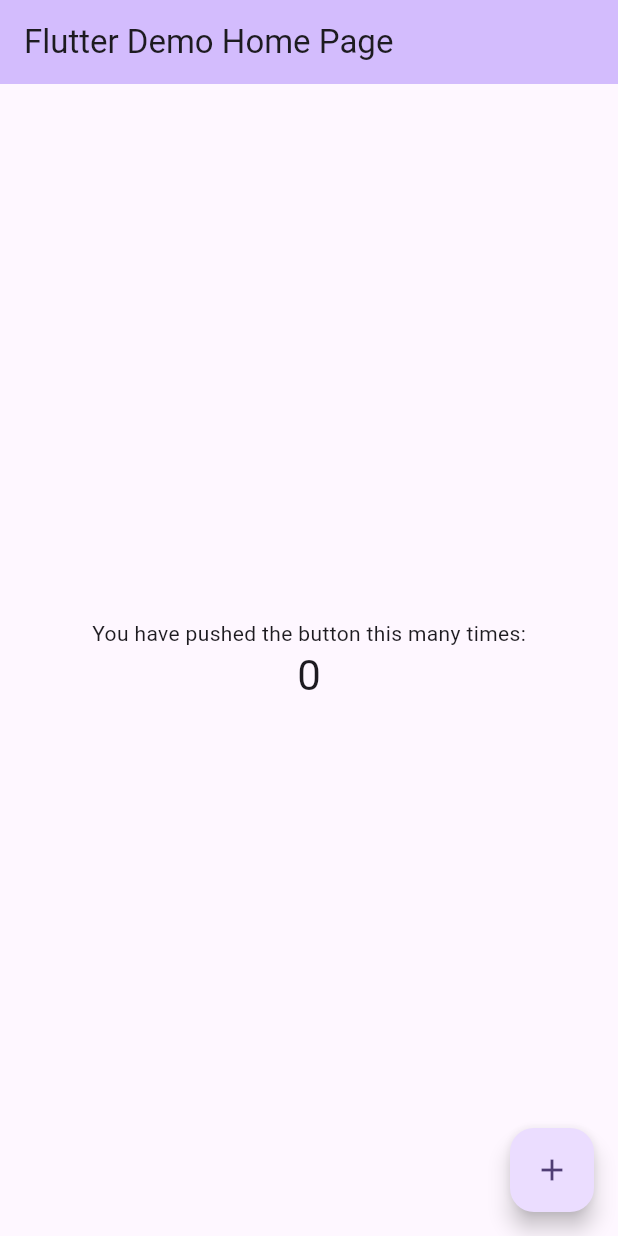
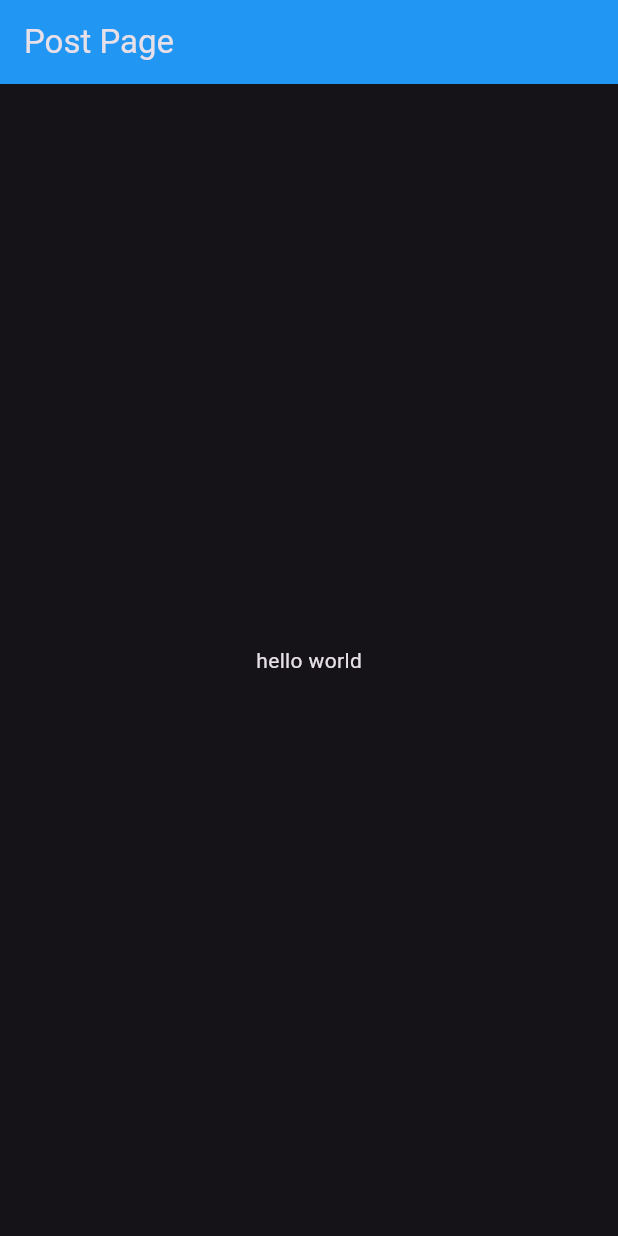
Before and after one commit to Ogreaggressive/examen2, a Flutter app: the screen it shows after launch, on a phone screen of 412 x 824 dp. Run offline on Flutter 3.47's test engine with Material 3 defaults, Android fonts, the phone set to English and light mode, and no system bars.

Commit message:
creating page and adding material app colors example

```diff
--- a/lib/main.dart
+++ b/lib/main.dart
@@ -1,125 +1,34 @@
 import 'package:flutter/material.dart';
+import 'posts_page.dart';
 
 void main() {
-  runApp(const MyApp());
+  runApp(MyApp());
 }
 
 class MyApp extends StatelessWidget {
-  const MyApp({super.key});
-
-  // This widget is the root of your application.
   @override
   Widget build(BuildContext context) {
     return MaterialApp(
       title: 'Flutter Demo',
       theme: ThemeData(
-        // This is the theme of your application.
-        //
-        // TRY THIS: Try running your application with "flutter run". You'll see
-        // the application has a purple toolbar. Then, without quitting the app,
-        // try changing the seedColor in the colorScheme below to Colors.green
-        // and then invoke "hot reload" (save your changes or press the "hot
-        // reload" button in a Flutter-supported IDE, or press "r" if you used
-        // the command line to start the app).
-        //
-        // Notice that the counter didn't reset back to zero; the application
-        // state is not lost during the reload. To reset the state, use hot
-        // restart instead.
-        //
-        // This works for code too, not just values: Most code changes can be
-        // tested with just a hot reload.
-        colorScheme: ColorScheme.fromSeed(seedColor: Colors.deepPurple),
+        colorScheme: ColorScheme.fromSeed(
+          seedColor: Colors.deepPurple,
+          brightness: Brightness.dark,
+        ),
         useMaterial3: true,
+        primaryColor: Colors.blue,
+        appBarTheme: AppBarTheme(
+          color: Colors.blue,
+          iconTheme: IconThemeData(color: Colors.white),
+        ),
+        textTheme: TextTheme(
+          displayLarge: const TextStyle(
+            fontSize: 72,
+            fontWeight: FontWeight.bold,
+          ),
+        ),
       ),
-      home: const MyHomePage(title: 'Flutter Demo Home Page'),
+      home: PostPage(),
     );
   }
 }
-
-class MyHomePage extends StatefulWidget {
-  const MyHomePage({super.key, required this.title});
-
-  // This widget is the home page of your application. It is stateful, meaning
-  // that it has a State object (defined below) that contains fields that affect
-  // how it looks.
-
-  // This class is the configuration for the state. It holds the values (in this
-  // case the title) provided by the parent (in this case the App widget) and
-  // used by the build method of the State. Fields in a Widget subclass are
-  // always marked "final".
-
-  final String title;
-
-  @override
-  State<MyHomePage> createState() => _MyHomePageState();
-}
-
-class _MyHomePageState extends State<MyHomePage> {
-  int _counter = 0;
-
-  void _incrementCounter() {
-    setState(() {
-      // This call to setState tells the Flutter framework that something has
-      // changed in this State, which causes it to rerun the build method below
-      // so that the display can reflect the updated values. If we changed
-      // _counter without calling setState(), then the build method would not be
-      // called again, and so nothing would appear to happen.
-      _counter++;
-    });
-  }
-
-  @override
-  Widget build(BuildContext context) {
-    // This method is rerun every time setState is called, for instance as done
-    // by the _incrementCounter method above.
-    //
-    // The Flutter framework has been optimized to make rerunning build methods
-    // fast, so that you can just rebuild anything that needs updating rather
-    // than having to individually change instances of widgets.
-    return Scaffold(
-      appBar: AppBar(
-        // TRY THIS: Try changing the color here to a specific color (to
-        // Colors.amber, perhaps?) and trigger a hot reload to see the AppBar
-        // change color while the other colors stay the same.
-        backgroundColor: Theme.of(context).colorScheme.inversePrimary,
-        // Here we take the value from the MyHomePage object that was created by
-        // the App.build method, and use it to set our appbar title.
-        title: Text(widget.title),
-      ),
-      body: Center(
-        // Center is a layout widget. It takes a single child and positions it
-        // in the middle of the parent.
-        child: Column(
-          // Column is also a layout widget. It takes a list of children and
-          // arranges them vertically. By default, it sizes itself to fit its
-          // children horizontally, and tries to be as tall as its parent.
-          //
-          // Column has various properties to control how it sizes itself and
-          // how it positions its children. Here we use mainAxisAlignment to
-          // center the children vertically; the main axis here is the vertical
-          // axis because Columns are vertical (the cross axis would be
-          // horizontal).
-          //
-          // TRY THIS: Invoke "debug painting" (choose the "Toggle Debug Paint"
-          // action in the IDE, or press "p" in the console), to see the
-          // wireframe for each widget.
-          mainAxisAlignment: MainAxisAlignment.center,
-          children: <Widget>[
-            const Text(
-              'You have pushed the button this many times:',
-            ),
-            Text(
-              '$_counter',
-              style: Theme.of(context).textTheme.headlineMedium,
-            ),
-          ],
-        ),
-      ),
-      floatingActionButton: FloatingActionButton(
-        onPressed: _incrementCounter,
-        tooltip: 'Increment',
-        child: const Icon(Icons.add),
-      ), // This trailing comma makes auto-formatting nicer for build methods.
-    );
-  }
-}
--- /dev/null
+++ b/lib/posts_page.dart
@@ -0,0 +1,20 @@
+import 'package:flutter/material.dart';
+
+class PostPage extends StatefulWidget {
+  @override
+  _PostPageState createState() => _PostPageState();
+}
+
+class _PostPageState extends State<PostPage> {
+  @override
+  Widget build(BuildContext context) {
+    return Scaffold(
+      appBar: AppBar(
+        title: Text('Post Page'),
+      ),
+      body: Center(
+        child: Text('hello world'),
+      ),
+    );
+  }
+}
```
